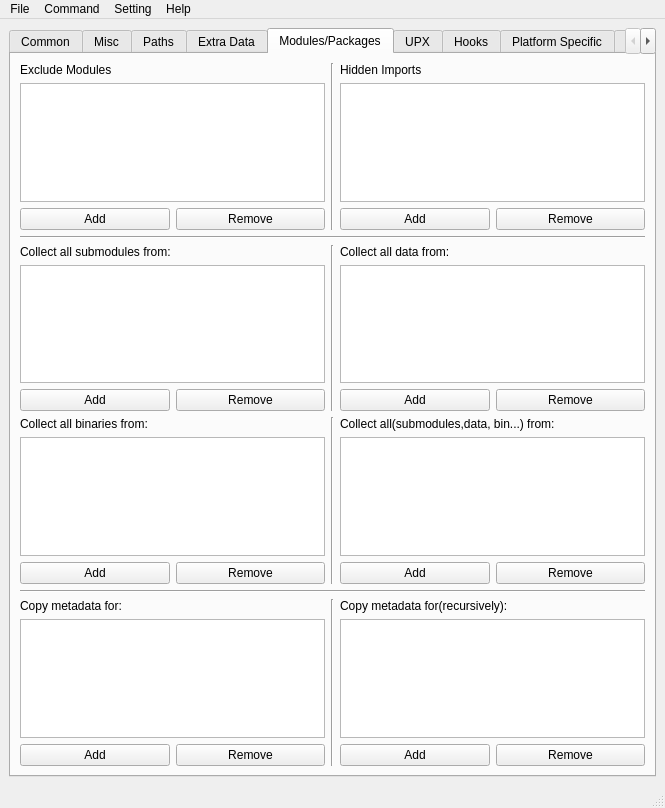
The window that ui/design/main.ui (zimolab/PyInstallerGUI) describes before a commit, drawn with Qt 5.
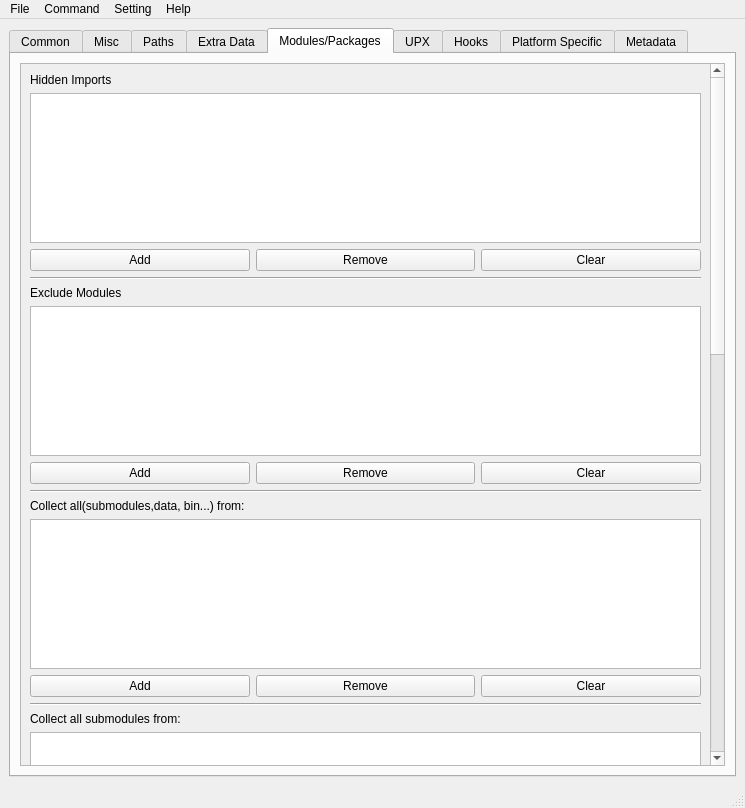
The same window after the commit. The open tabs and pages were chosen to show the change. Custom widgets are drawn as their Qt base class.

Commit message: 重新布局Modules页面

```diff
--- a/ui/design/main.ui
+++ b/ui/design/main.ui
@@ -7,7 +7,7 @@
    <rect>
     <x>0</x>
     <y>0</y>
-    <width>665</width>
+    <width>745</width>
     <height>808</height>
    </rect>
   </property>
@@ -18,7 +18,7 @@
    <string>PyInstaller GUI</string>
   </property>
   <widget class="QWidget" name="centralwidget">
-   <layout class="QHBoxLayout" name="horizontalLayout_9">
+   <layout class="QVBoxLayout" name="verticalLayout_11">
     <item>
      <widget class="QTabWidget" name="mainTabWidget">
       <property name="currentIndex">
@@ -618,51 +618,37 @@
        <attribute name="title">
         <string>Modules/Packages</string>
        </attribute>
-       <layout class="QVBoxLayout" name="verticalLayout_16">
-        <item>
-         <layout class="QHBoxLayout" name="horizontalLayout_12">
-          <item>
-           <layout class="QVBoxLayout" name="verticalLayout_21">
-            <item>
-             <widget class="QLabel" name="excludeModulesLabel">
-              <property name="text">
-               <string>Exclude Modules</string>
-              </property>
-             </widget>
-            </item>
-            <item>
-             <widget class="QListWidget" name="excludeModulesListWidget"/>
-            </item>
-            <item>
-             <layout class="QHBoxLayout" name="horizontalLayout_6">
-              <item>
-               <widget class="QPushButton" name="addExcludeModulesButton">
-                <property name="text">
-                 <string>Add</string>
-                </property>
-               </widget>
-              </item>
-              <item>
-               <widget class="QPushButton" name="removeExcludeModulesButton">
-                <property name="text">
-                 <string>Remove</string>
-                </property>
-               </widget>
-              </item>
-             </layout>
-            </item>
-           </layout>
-          </item>
-          <item>
-           <widget class="Line" name="line_4">
-            <property name="orientation">
-             <enum>Qt::Vertical</enum>
-            </property>
-           </widget>
-          </item>
-          <item>
            <layout class="QVBoxLayout" name="verticalLayout_8">
             <item>
+         <widget class="QScrollArea" name="scrollArea">
+          <property name="frameShape">
+           <enum>QFrame::StyledPanel</enum>
+          </property>
+          <property name="frameShadow">
+           <enum>QFrame::Plain</enum>
+          </property>
+          <property name="lineWidth">
+           <number>1</number>
+          </property>
+          <property name="midLineWidth">
+           <number>1</number>
+          </property>
+          <property name="widgetResizable">
+           <bool>true</bool>
+          </property>
+          <widget class="QWidget" name="scrollAreaWidgetContents">
+           <property name="geometry">
+            <rect>
+             <x>0</x>
+             <y>0</y>
+             <width>672</width>
+             <height>1829</height>
+            </rect>
+           </property>
+           <layout class="QVBoxLayout" name="verticalLayout_16">
+            <item>
+             <layout class="QVBoxLayout" name="hiddenImportLayout">
+              <item>
              <widget class="QLabel" name="hiddenImportLabel">
               <property name="text">
                <string>Hidden Imports</string>
@@ -670,7 +656,14 @@
              </widget>
             </item>
             <item>
-             <widget class="QListWidget" name="hiddenImportsListWidget"/>
+               <widget class="QListWidget" name="hiddenImportsListWidget">
+                <property name="minimumSize">
+                 <size>
+                  <width>0</width>
+                  <height>150</height>
+                 </size>
+                </property>
+               </widget>
             </item>
             <item>
              <layout class="QHBoxLayout" name="horizontalLayout_7">
@@ -688,7 +681,12 @@
                 </property>
                </widget>
               </item>
-             </layout>
+                <item>
+                 <widget class="QPushButton" name="clearHiddenImportsButton">
+                  <property name="text">
+                   <string>Clear</string>
+                  </property>
+                 </widget>
             </item>
            </layout>
           </item>
@@ -702,9 +700,113 @@
          </widget>
         </item>
         <item>
-         <layout class="QHBoxLayout" name="horizontalLayout_13">
+             <layout class="QVBoxLayout" name="excludesLayout">
           <item>
-           <layout class="QVBoxLayout" name="verticalLayout_22">
+               <widget class="QLabel" name="excludeModulesLabel">
+                <property name="text">
+                 <string>Exclude Modules</string>
+                </property>
+               </widget>
+              </item>
+              <item>
+               <widget class="QListWidget" name="excludeModulesListWidget">
+                <property name="minimumSize">
+                 <size>
+                  <width>0</width>
+                  <height>150</height>
+                 </size>
+                </property>
+               </widget>
+              </item>
+              <item>
+               <layout class="QHBoxLayout" name="horizontalLayout_6">
+                <item>
+                 <widget class="QPushButton" name="addExcludeModulesButton">
+                  <property name="text">
+                   <string>Add</string>
+                  </property>
+                 </widget>
+                </item>
+                <item>
+                 <widget class="QPushButton" name="removeExcludeModulesButton">
+                  <property name="text">
+                   <string>Remove</string>
+                  </property>
+                 </widget>
+                </item>
+                <item>
+                 <widget class="QPushButton" name="clearExcludeModulesButton">
+                  <property name="text">
+                   <string>Clear</string>
+                  </property>
+                 </widget>
+                </item>
+               </layout>
+              </item>
+             </layout>
+            </item>
+            <item>
+             <widget class="Line" name="line_3">
+              <property name="orientation">
+               <enum>Qt::Horizontal</enum>
+              </property>
+             </widget>
+            </item>
+            <item>
+             <layout class="QVBoxLayout" name="collectAllLayout">
+              <item>
+               <widget class="QLabel" name="collectAllLabel">
+                <property name="text">
+                 <string>Collect all(submodules,data, bin...) from:</string>
+                </property>
+               </widget>
+              </item>
+              <item>
+               <widget class="QListWidget" name="collectAllListWidget">
+                <property name="minimumSize">
+                 <size>
+                  <width>0</width>
+                  <height>150</height>
+                 </size>
+                </property>
+               </widget>
+              </item>
+              <item>
+               <layout class="QHBoxLayout" name="horizontalLayout_21">
+                <item>
+                 <widget class="QPushButton" name="addCollectAllButton">
+                  <property name="text">
+                   <string>Add</string>
+                  </property>
+                 </widget>
+                </item>
+                <item>
+                 <widget class="QPushButton" name="removeCollectAllButton">
+                  <property name="text">
+                   <string>Remove</string>
+                  </property>
+                 </widget>
+                </item>
+                <item>
+                 <widget class="QPushButton" name="clearCollectAllButton">
+                  <property name="text">
+                   <string>Clear</string>
+                  </property>
+                 </widget>
+                </item>
+               </layout>
+              </item>
+             </layout>
+            </item>
+            <item>
+             <widget class="Line" name="line_5">
+              <property name="orientation">
+               <enum>Qt::Horizontal</enum>
+              </property>
+             </widget>
+            </item>
+            <item>
+             <layout class="QVBoxLayout" name="collectSubLayout">
             <item>
              <widget class="QLabel" name="collectSubmodulesLabel">
               <property name="text">
@@ -713,7 +815,14 @@
              </widget>
             </item>
             <item>
-             <widget class="QListWidget" name="collectSubmodulesListWidget"/>
+               <widget class="QListWidget" name="collectSubmodulesListWidget">
+                <property name="minimumSize">
+                 <size>
+                  <width>0</width>
+                  <height>150</height>
+                 </size>
+                </property>
+               </widget>
             </item>
             <item>
              <layout class="QHBoxLayout" name="horizontalLayout_14">
@@ -736,14 +845,14 @@
            </layout>
           </item>
           <item>
-           <widget class="Line" name="line_5">
+             <layout class="QVBoxLayout" name="collectDataLayout">
+              <item>
+               <widget class="Line" name="line_6">
             <property name="orientation">
-             <enum>Qt::Vertical</enum>
+                 <enum>Qt::Horizontal</enum>
             </property>
            </widget>
           </item>
-          <item>
-           <layout class="QVBoxLayout" name="verticalLayout_9">
             <item>
              <widget class="QLabel" name="collectDataLabel">
               <property name="text">
@@ -752,7 +861,14 @@
              </widget>
             </item>
             <item>
-             <widget class="QListWidget" name="collectDataListWidget"/>
+               <widget class="QListWidget" name="collectDataListWidget">
+                <property name="minimumSize">
+                 <size>
+                  <width>0</width>
+                  <height>150</height>
+                 </size>
+                </property>
+               </widget>
             </item>
             <item>
              <layout class="QHBoxLayout" name="horizontalLayout_15">
@@ -770,16 +886,26 @@
                 </property>
                </widget>
               </item>
-             </layout>
+                <item>
+                 <widget class="QPushButton" name="clearCollectDataButton">
+                  <property name="text">
+                   <string>Clear</string>
+                  </property>
+                 </widget>
             </item>
            </layout>
           </item>
          </layout>
         </item>
         <item>
-         <layout class="QHBoxLayout" name="horizontalLayout_19">
+             <widget class="Line" name="line_8">
+              <property name="orientation">
+               <enum>Qt::Horizontal</enum>
+              </property>
+             </widget>
+            </item>
           <item>
-           <layout class="QVBoxLayout" name="verticalLayout_24">
+             <layout class="QVBoxLayout" name="collectBinLayout">
             <item>
              <widget class="QLabel" name="collectBinariesLabel">
               <property name="text">
@@ -788,7 +914,14 @@
              </widget>
             </item>
             <item>
-             <widget class="QListWidget" name="collectBinariesListWidget"/>
+               <widget class="QListWidget" name="collectBinariesListWidget">
+                <property name="minimumSize">
+                 <size>
+                  <width>0</width>
+                  <height>150</height>
+                 </size>
+                </property>
+               </widget>
             </item>
             <item>
              <layout class="QHBoxLayout" name="horizontalLayout_20">
@@ -806,62 +939,26 @@
                 </property>
                </widget>
               </item>
-             </layout>
-            </item>
-           </layout>
-          </item>
           <item>
-           <widget class="Line" name="line_7">
-            <property name="orientation">
-             <enum>Qt::Vertical</enum>
-            </property>
-           </widget>
-          </item>
-          <item>
-           <layout class="QVBoxLayout" name="verticalLayout_15">
-            <item>
-             <widget class="QLabel" name="collectAllLabel">
+                 <widget class="QPushButton" name="clearCollectBinariesButton">
               <property name="text">
-               <string>Collect all(submodules,data, bin...) from:</string>
+                   <string>Clear</string>
               </property>
              </widget>
             </item>
-            <item>
-             <widget class="QListWidget" name="collectAllListWidget"/>
-            </item>
-            <item>
-             <layout class="QHBoxLayout" name="horizontalLayout_21">
-              <item>
-               <widget class="QPushButton" name="addCollectAllButton">
-                <property name="text">
-                 <string>Add</string>
-                </property>
-               </widget>
-              </item>
-              <item>
-               <widget class="QPushButton" name="removeCollectAllButton">
-                <property name="text">
-                 <string>Remove</string>
-                </property>
-               </widget>
-              </item>
              </layout>
             </item>
            </layout>
           </item>
-         </layout>
-        </item>
         <item>
-         <widget class="Line" name="line_8">
+             <widget class="Line" name="line_4">
           <property name="orientation">
            <enum>Qt::Horizontal</enum>
           </property>
          </widget>
         </item>
         <item>
-         <layout class="QHBoxLayout" name="horizontalLayout_16">
-          <item>
-           <layout class="QVBoxLayout" name="verticalLayout_23">
+             <layout class="QVBoxLayout" name="copyMetadataLayout">
             <item>
              <widget class="QLabel" name="copyMetadataLabel">
               <property name="text">
@@ -870,7 +967,14 @@
              </widget>
             </item>
             <item>
-             <widget class="QListWidget" name="copyMetadataListWidget"/>
+               <widget class="QListWidget" name="copyMetadataListWidget">
+                <property name="minimumSize">
+                 <size>
+                  <width>0</width>
+                  <height>150</height>
+                 </size>
+                </property>
+               </widget>
             </item>
             <item>
              <layout class="QHBoxLayout" name="horizontalLayout_17">
@@ -893,14 +997,14 @@
            </layout>
           </item>
           <item>
-           <widget class="Line" name="line_6">
+             <layout class="QVBoxLayout" name="deepcopyMetadataLayout">
+              <item>
+               <widget class="Line" name="line_9">
             <property name="orientation">
-             <enum>Qt::Vertical</enum>
+                 <enum>Qt::Horizontal</enum>
             </property>
            </widget>
           </item>
-          <item>
-           <layout class="QVBoxLayout" name="verticalLayout_14">
             <item>
              <widget class="QLabel" name="deepcopyMetadataLabel">
               <property name="text">
@@ -909,7 +1013,14 @@
              </widget>
             </item>
             <item>
-             <widget class="QListWidget" name="deepcopyMetadataListWidget"/>
+               <widget class="QListWidget" name="deepcopyMetadataListWidget">
+                <property name="minimumSize">
+                 <size>
+                  <width>0</width>
+                  <height>150</height>
+                 </size>
+                </property>
+               </widget>
             </item>
             <item>
              <layout class="QHBoxLayout" name="horizontalLayout_18">
@@ -932,6 +1043,8 @@
            </layout>
           </item>
          </layout>
+          </widget>
+         </widget>
         </item>
        </layout>
       </widget>
@@ -1385,7 +1498,7 @@
     <rect>
      <x>0</x>
      <y>0</y>
-     <width>665</width>
+     <width>745</width>
      <height>26</height>
     </rect>
    </property>
```
Left out of the diff: 25 changed lines with no effect on the pictures. Lines whose indentation alone changed are shown as unchanged. The commit also changes 4 other files.
